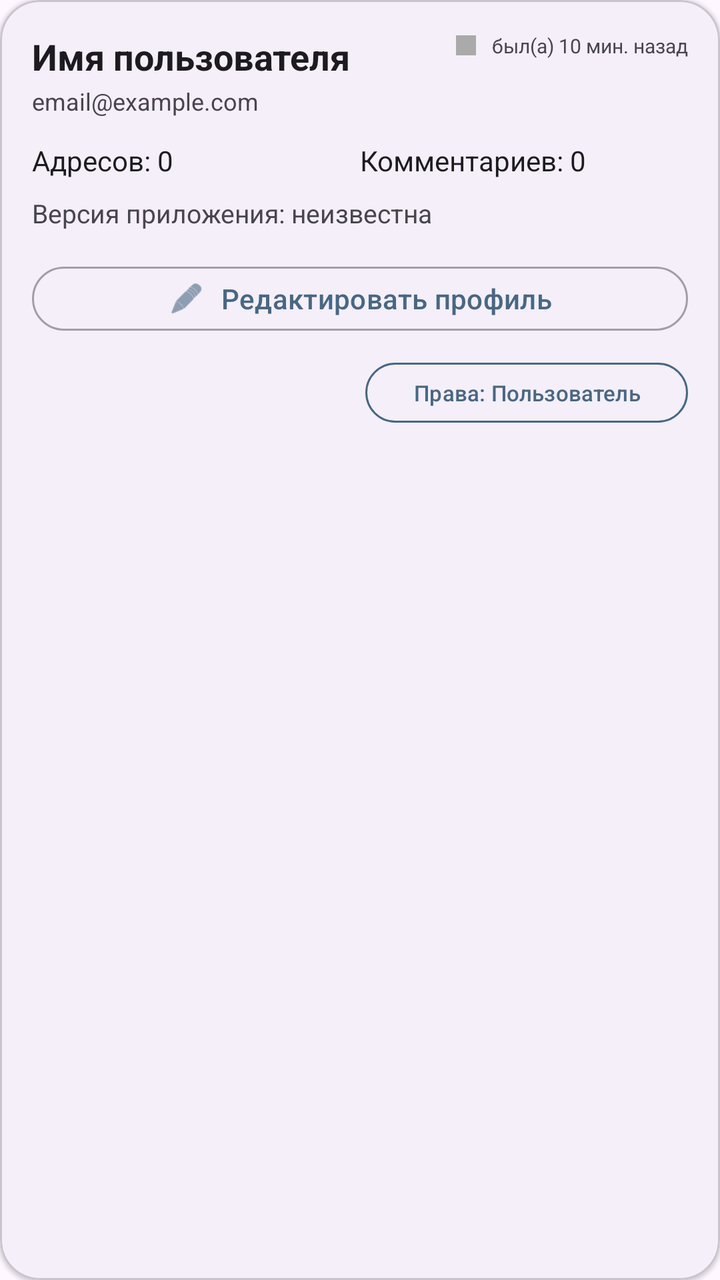
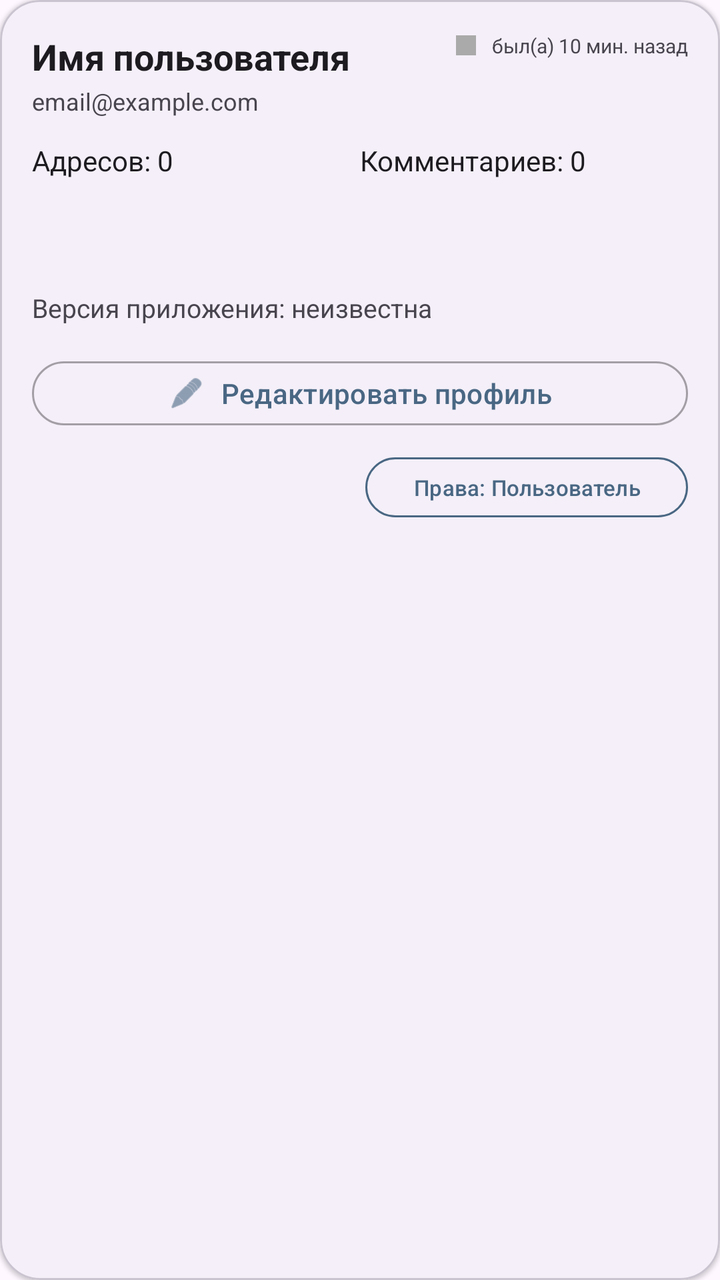

An Android layout rendered at two revisions. The XML below is the earlier revision; the diff shows what the commit changed to produce the second picture.
<!-- AndroidManifest.xml: application theme Theme.BaseHome -->
<!-- res/layout/item_user_details.xml -->
<?xml version="1.0" encoding="utf-8"?>
<com.google.android.material.card.MaterialCardView xmlns:android="http://schemas.android.com/apk/res/android"
    xmlns:app="http://schemas.android.com/apk/res-auto"
    android:layout_width="match_parent"
    android:layout_height="wrap_content"
    android:layout_marginHorizontal="12dp"
    android:layout_marginVertical="6dp"
    app:cardCornerRadius="20dp"
    app:cardElevation="1dp"
    app:strokeWidth="1dp"
    app:strokeColor="?attr/colorOutlineVariant">

    <LinearLayout
        android:layout_width="match_parent"
        android:layout_height="wrap_content"
        android:orientation="vertical"
        android:padding="16dp">

        <RelativeLayout
            android:layout_width="match_parent"
            android:layout_height="wrap_content">

            <TextView
                android:id="@+id/tvUserDetailName"
                android:layout_width="wrap_content"
                android:layout_height="wrap_content"
                android:textSize="18sp"
                android:textStyle="bold"
                android:textColor="?android:attr/textColorPrimary"
                android:text="Имя пользователя" />

            <LinearLayout
                android:layout_width="wrap_content"
                android:layout_height="wrap_content"
                android:layout_alignParentEnd="true"
                android:gravity="center_vertical"
                android:orientation="horizontal">

                <View
                    android:id="@+id/vOnlineStatus"
                    android:layout_width="10dp"
                    android:layout_height="10dp"
                    android:background="@android:color/darker_gray" />

                <TextView
                    android:id="@+id/tvLastSeen"
                    android:layout_width="wrap_content"
                    android:layout_height="wrap_content"
                    android:layout_marginStart="8dp"
                    android:textSize="10sp"
                    android:textColor="?android:attr/textColorSecondary"
                    android:text="был(а) 10 мин. назад" />
            </LinearLayout>
        </RelativeLayout>

        <TextView
            android:id="@+id/tvUserDetailEmail"
            android:layout_width="match_parent"
            android:layout_height="wrap_content"
            android:textSize="12sp"
            android:textColor="?android:attr/textColorSecondary"
            android:text="email@example.com"
            android:layout_marginTop="2dp" />

        <LinearLayout
            android:layout_width="match_parent"
            android:layout_height="wrap_content"
            android:orientation="horizontal"
            android:layout_marginTop="12dp"
            android:weightSum="2">

            <LinearLayout
                android:layout_width="0dp"
                android:layout_height="wrap_content"
                android:layout_weight="1"
                android:orientation="vertical">
                <TextView
                    android:id="@+id/tvUserDetailAddressCount"
                    android:layout_width="wrap_content"
                    android:layout_height="wrap_content"
                    android:text="Адресов: 0"
                    android:textSize="14sp"
                    android:textColor="?android:attr/textColorPrimary" />
            </LinearLayout>

            <LinearLayout
                android:layout_width="0dp"
                android:layout_height="wrap_content"
                android:layout_weight="1"
                android:orientation="vertical">
                <TextView
                    android:id="@+id/tvUserDetailCommentCount"
                    android:layout_width="wrap_content"
                    android:layout_height="wrap_content"
                    android:text="Комментариев: 0"
                    android:textSize="14sp"
                    android:textColor="?android:attr/textColorPrimary" />
            </LinearLayout>
        </LinearLayout>

        <TextView
            android:id="@+id/tvUserDetailAppVersion"
            android:layout_width="match_parent"
            android:layout_height="wrap_content"
            android:layout_marginTop="8dp"
            android:text="Версия приложения: неизвестна"
            android:textColor="?android:attr/textColorSecondary"
            android:textSize="13sp" />

        <com.google.android.material.button.MaterialButton
            android:id="@+id/btnEditUserProfile"
            style="@style/Widget.Material3.Button.OutlinedButton"
            android:layout_width="match_parent"
            android:layout_height="40dp"
            android:layout_marginTop="14dp"
            android:text="@string/edit_user_profile"
            app:icon="@android:drawable/ic_menu_edit"
            app:iconGravity="textStart"
            app:iconPadding="8dp" />

        <com.google.android.material.button.MaterialButton
            android:id="@+id/btnToggleAdminStatus"
            style="@style/Widget.Material3.Button.OutlinedButton"
            android:layout_width="wrap_content"
            android:layout_height="38dp"
            android:layout_marginTop="8dp"
            android:layout_gravity="end"
            android:text="Права: Пользователь"
            android:textSize="11sp"
            app:strokeColor="?attr/colorPrimary"
            android:textColor="?attr/colorPrimary" />

    </LinearLayout>
</com.google.android.material.card.MaterialCardView>
<!-- resources referenced by this layout -->
<resources>
  <string name="edit_user_profile">Редактировать профиль</string>
  <style name="Theme.BaseHome" parent="Base.Theme.BaseHome" />
  <style name="Base.Theme.BaseHome" parent="Theme.Material3.DayNight.NoActionBar">
          <item name="colorPrimary">@color/brand_primary</item>
          <item name="colorSecondary">@color/brand_accent</item>
          <item name="colorSurface">?android:attr/colorBackground</item>
          <item name="colorOutline">?android:attr/textColorHint</item>
          <item name="shapeAppearanceSmallComponent">@style/ShapeAppearance.BaseHome.Small</item>
          <item name="shapeAppearanceMediumComponent">@style/ShapeAppearance.BaseHome.Medium</item>
      </style>
  <color name="brand_primary">#496783</color>
  <color name="brand_accent">#6A7F6A</color>
  <style name="ShapeAppearance.BaseHome.Small" parent="ShapeAppearance.Material3.Corner.Small">
          <item name="cornerSize">12dp</item>
      </style>
  <style name="ShapeAppearance.BaseHome.Medium" parent="ShapeAppearance.Material3.Corner.Medium">
          <item name="cornerSize">20dp</item>
      </style>
</resources>

<!-- the commit's change to res/layout/item_user_details.xml (unified diff, before → after) -->
@@ -99,6 +99,22 @@
         </LinearLayout>
 
         <TextView
+            android:id="@+id/tvUserDetailCity"
+            android:layout_width="match_parent"
+            android:layout_height="wrap_content"
+            android:layout_marginTop="8dp"
+            android:textColor="?android:attr/textColorSecondary"
+            android:textSize="13sp" />
+
+        <TextView
+            android:id="@+id/tvUserDetailContribution"
+            android:layout_width="match_parent"
+            android:layout_height="wrap_content"
+            android:layout_marginTop="4dp"
+            android:textColor="?android:attr/textColorSecondary"
+            android:textSize="13sp" />
+
+        <TextView
             android:id="@+id/tvUserDetailAppVersion"
             android:layout_width="match_parent"
             android:layout_height="wrap_content"
